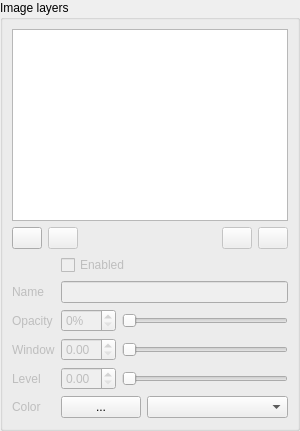
Before: the Qt Designer form src/LayersWidget.ui in ManiVaultStudio/ImageViewerPlugin, drawn with Qt 5.
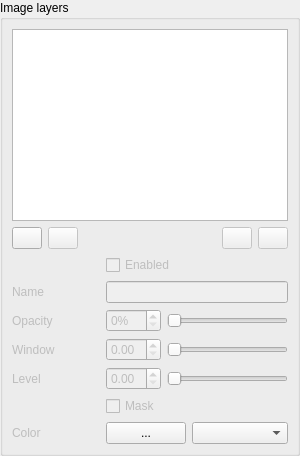
After: the same form once the commit is applied.

Commit message: Added checkboxes to layers tree view widget

What changed in the file:
```diff
--- a/src/LayersWidget.ui
+++ b/src/LayersWidget.ui
@@ -10,7 +10,7 @@
     <x>0</x>
     <y>0</y>
     <width>300</width>
-    <height>431</height>
+    <height>451</height>
    </rect>
   </property>
   <property name="sizePolicy">
@@ -74,7 +74,14 @@
       <property name="sizeConstraint">
        <enum>QLayout::SetDefaultConstraint</enum>
       </property>
-      <item row="4" column="0">
+      <item row="3" column="1" colspan="2">
+       <widget class="QLineEdit" name="layerNameLineEdit">
+        <property name="enabled">
+         <bool>false</bool>
+        </property>
+       </widget>
+      </item>
+      <item row="5" column="0">
        <widget class="QLabel" name="layerWindowLabel">
         <property name="enabled">
          <bool>false</bool>
@@ -84,68 +91,17 @@
         </property>
        </widget>
       </item>
-      <item row="1" column="1" colspan="2">
-       <widget class="QCheckBox" name="layerEnabledCheckBox">
+      <item row="4" column="0">
+       <widget class="QLabel" name="layerOpacityLabel">
         <property name="enabled">
          <bool>false</bool>
         </property>
-        <property name="sizePolicy">
-         <sizepolicy hsizetype="Minimum" vsizetype="Fixed">
-          <horstretch>5</horstretch>
-          <verstretch>0</verstretch>
-         </sizepolicy>
-        </property>
         <property name="text">
-         <string>Enabled</string>
+         <string>Opacity</string>
         </property>
        </widget>
       </item>
       <item row="4" column="1" colspan="2">
-       <layout class="QHBoxLayout" name="layerWindowHorizontalLayout">
-        <item>
-         <widget class="QDoubleSpinBox" name="layerWindowDoubleSpinBox">
-          <property name="enabled">
-           <bool>false</bool>
-          </property>
-          <property name="sizePolicy">
-           <sizepolicy hsizetype="Minimum" vsizetype="Fixed">
-            <horstretch>1</horstretch>
-            <verstretch>0</verstretch>
-           </sizepolicy>
-          </property>
-          <property name="minimumSize">
-           <size>
-            <width>55</width>
-            <height>0</height>
-           </size>
-          </property>
-          <property name="maximum">
-           <double>1.000000000000000</double>
-          </property>
-          <property name="singleStep">
-           <double>0.100000000000000</double>
-          </property>
-         </widget>
-        </item>
-        <item>
-         <widget class="QSlider" name="layerWindowHorizontalSlider">
-          <property name="enabled">
-           <bool>false</bool>
-          </property>
-          <property name="sizePolicy">
-           <sizepolicy hsizetype="MinimumExpanding" vsizetype="Fixed">
-            <horstretch>3</horstretch>
-            <verstretch>0</verstretch>
-           </sizepolicy>
-          </property>
-          <property name="orientation">
-           <enum>Qt::Horizontal</enum>
-          </property>
-         </widget>
-        </item>
-       </layout>
-      </item>
-      <item row="3" column="1" colspan="2">
        <layout class="QHBoxLayout" name="layerOpacityHorizontalLayout">
         <property name="leftMargin">
          <number>0</number>
@@ -199,13 +155,13 @@
         </item>
        </layout>
       </item>
-      <item row="6" column="0">
-       <widget class="QLabel" name="layerColorLabel">
+      <item row="3" column="0">
+       <widget class="QLabel" name="layerNameLabel">
         <property name="enabled">
          <bool>false</bool>
         </property>
         <property name="text">
-         <string>Color</string>
+         <string>Name</string>
         </property>
        </widget>
       </item>
@@ -415,7 +371,7 @@
         </item>
        </layout>
       </item>
-      <item row="5" column="1" colspan="2">
+      <item row="6" column="1" colspan="2">
        <layout class="QHBoxLayout" name="layerLevelHorizontalLayout">
         <item>
          <widget class="QDoubleSpinBox" name="layerLevelDoubleSpinBox">
@@ -460,17 +416,33 @@
         </item>
        </layout>
       </item>
-      <item row="3" column="0">
-       <widget class="QLabel" name="layerOpacityLabel">
+      <item row="8" column="0">
+       <widget class="QLabel" name="layerColorLabel">
         <property name="enabled">
          <bool>false</bool>
         </property>
         <property name="text">
-         <string>Opacity</string>
+         <string>Color</string>
         </property>
        </widget>
       </item>
-      <item row="6" column="1" colspan="2">
+      <item row="1" column="1" colspan="2">
+       <widget class="QCheckBox" name="layerEnabledCheckBox">
+        <property name="enabled">
+         <bool>false</bool>
+        </property>
+        <property name="sizePolicy">
+         <sizepolicy hsizetype="Minimum" vsizetype="Fixed">
+          <horstretch>0</horstretch>
+          <verstretch>0</verstretch>
+         </sizepolicy>
+        </property>
+        <property name="text">
+         <string>Enabled</string>
+        </property>
+       </widget>
+      </item>
+      <item row="8" column="1" colspan="2">
        <layout class="QHBoxLayout" name="layerColorHorizontalLayout">
         <item>
          <widget class="QPushButton" name="layerColorPushButton">
@@ -491,7 +463,52 @@
         </item>
        </layout>
       </item>
-      <item row="5" column="0">
+      <item row="5" column="1" colspan="2">
+       <layout class="QHBoxLayout" name="layerWindowHorizontalLayout">
+        <item>
+         <widget class="QDoubleSpinBox" name="layerWindowDoubleSpinBox">
+          <property name="enabled">
+           <bool>false</bool>
+          </property>
+          <property name="sizePolicy">
+           <sizepolicy hsizetype="Minimum" vsizetype="Fixed">
+            <horstretch>1</horstretch>
+            <verstretch>0</verstretch>
+           </sizepolicy>
+          </property>
+          <property name="minimumSize">
+           <size>
+            <width>55</width>
+            <height>0</height>
+           </size>
+          </property>
+          <property name="maximum">
+           <double>1.000000000000000</double>
+          </property>
+          <property name="singleStep">
+           <double>0.100000000000000</double>
+          </property>
+         </widget>
+        </item>
+        <item>
+         <widget class="QSlider" name="layerWindowHorizontalSlider">
+          <property name="enabled">
+           <bool>false</bool>
+          </property>
+          <property name="sizePolicy">
+           <sizepolicy hsizetype="MinimumExpanding" vsizetype="Fixed">
+            <horstretch>3</horstretch>
+            <verstretch>0</verstretch>
+           </sizepolicy>
+          </property>
+          <property name="orientation">
+           <enum>Qt::Horizontal</enum>
+          </property>
+         </widget>
+        </item>
+       </layout>
+      </item>
+      <item row="6" column="0">
        <widget class="QLabel" name="layerLevelLabel">
         <property name="enabled">
          <bool>false</bool>
@@ -501,20 +518,13 @@
         </property>
        </widget>
       </item>
-      <item row="2" column="0">
-       <widget class="QLabel" name="layerNameLabel">
+      <item row="7" column="1">
+       <widget class="QCheckBox" name="maskCheckBox">
         <property name="enabled">
          <bool>false</bool>
         </property>
         <property name="text">
-         <string>Name</string>
-        </property>
-       </widget>
-      </item>
-      <item row="2" column="1" colspan="2">
-       <widget class="QLineEdit" name="layerNameLineEdit">
-        <property name="enabled">
-         <bool>false</bool>
+         <string>Mask</string>
         </property>
        </widget>
       </item>
```
The commit also changes 4 other files.
